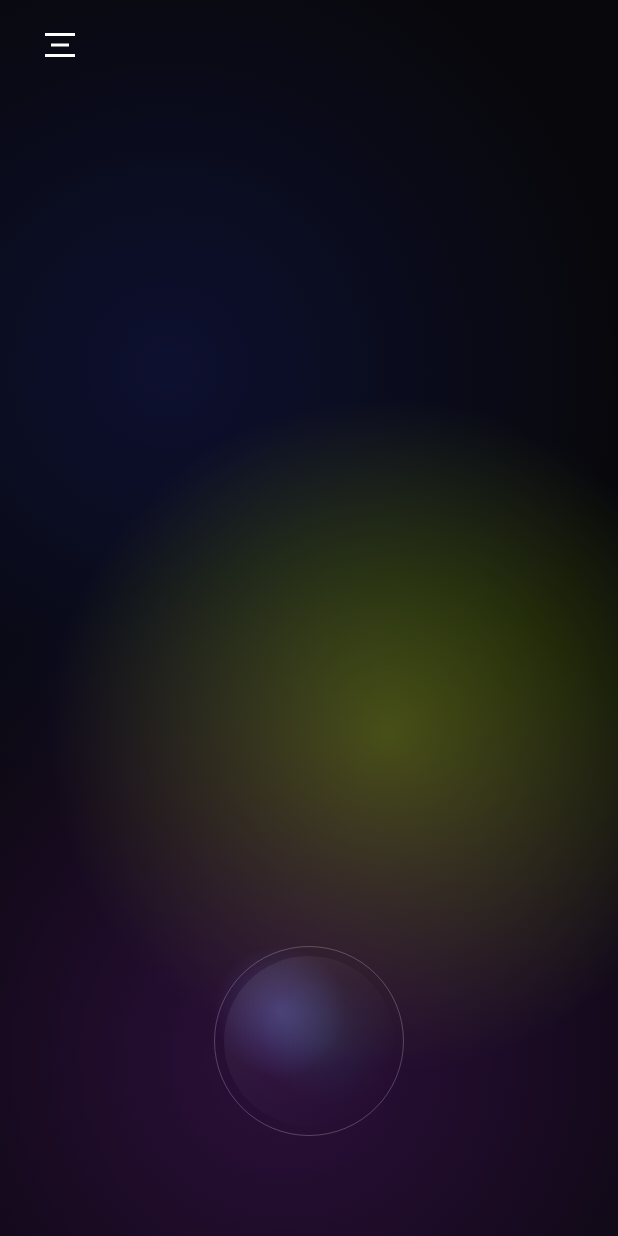
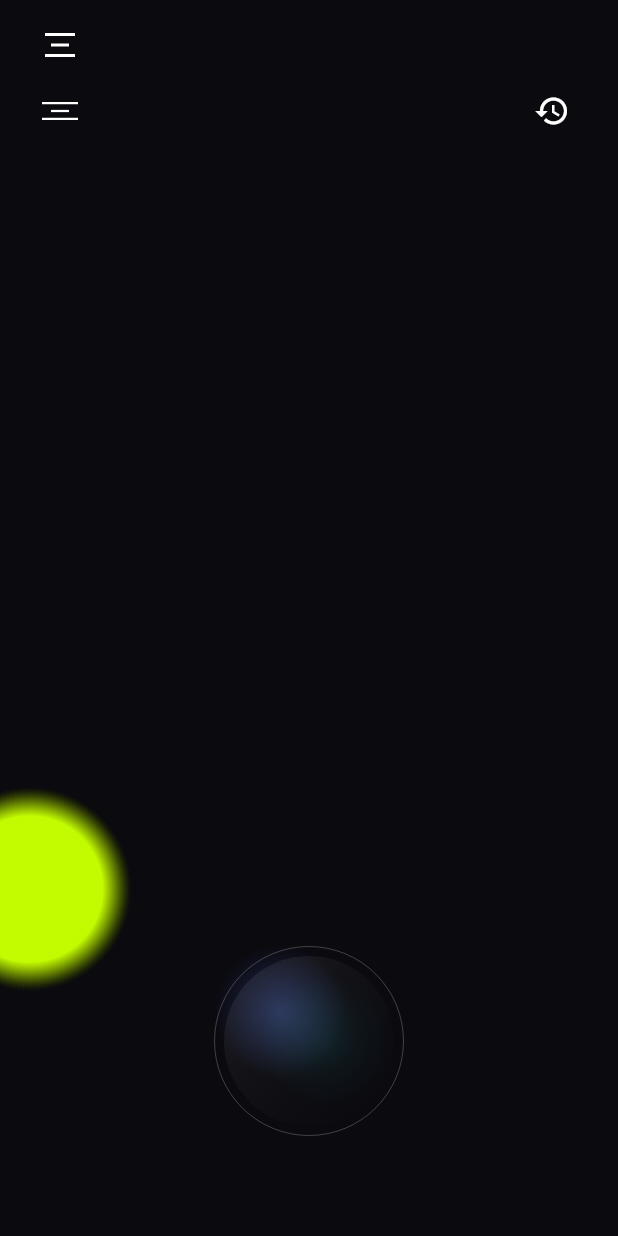
Before and after one commit to ggbbrr17/app, a Flutter app: the screen it shows after launch, on a phone screen of 412 x 824 dp. Run offline on Flutter 3.47's test engine with Material 3 defaults, Android fonts, the phone set to English and light mode, and no system bars; our stand-ins replace audioplayers, file_picker, flutter_local_notifications; missing offline and left inert: record.

Commit message:
UI: Atmosphere and Menu Animation

```diff
--- a/lib/main.dart
+++ b/lib/main.dart
@@ -173,56 +173,153 @@ class GlassOrbPainter extends CustomPainter {
   bool shouldRepaint(covariant GlassOrbPainter oldDelegate) => true;
 }
 
-class MeshGradientBackground extends StatelessWidget {
+class ParticlePainter extends CustomPainter {
+  final double animationValue;
+  final bool isSmokeState;
+  final List<Particle> particles;
+
+  ParticlePainter({
+    required this.animationValue,
+    required this.isSmokeState,
+    required this.particles,
+  });
+
+  @override
+  void paint(Canvas canvas, Size size) {
+    for (var particle in particles) {
+      particle.update(animationValue, size);
+
+      final color = isSmokeState
+          ? Colors.white.withValues(alpha: 0.15)
+          : particle.color.withValues(alpha: 0.4);
+
+      final paint = Paint()
+        ..shader = RadialGradient(
+          colors: [color, Colors.transparent],
+          stops: const [0.7, 1.0], // Nitidez: Núcleo más sólido
+        ).createShader(Rect.fromCircle(center: particle.position, radius: particle.radius));
+
+      if (isSmokeState) {
+        // Estilo Humo: Formas alargadas y etéreas
+        final path = Path();
+        path.addOval(Rect.fromCenter(
+          center: particle.position,
+          width: particle.radius * 2.5,
+          height: particle.radius * 0.8
+        ));
+        canvas.drawPath(path, paint);
+      } else {
+        // Estilo Partícula: Círculos nítidos
+        canvas.drawCircle(particle.position, particle.radius, paint);
+      }
+    }
+  }
+
+  @override
+  bool shouldRepaint(ParticlePainter oldDelegate) => true;
+}
+
+class Particle {
+  Offset position;
+  double radius;
+  Color color;
+  double speed;
+  double theta;
+
+  Particle({required this.position, required this.radius, required this.color, required this.speed, required this.theta});
+
+  void update(double t, Size size) {
+    position += Offset(math.cos(theta), math.sin(theta)) * speed;
+    if (position.dx < 0 || position.dx > size.width) theta = math.pi - theta;
+    if (position.dy < 0 || position.dy > size.height) theta = -theta;
+  }
+}
+
+class AnimatedHamburger extends StatelessWidget {
+  final bool isOpen;
+  final VoidCallback onTap;
+
+  const AnimatedHamburger({super.key, required this.isOpen, required this.onTap});
+
+  @override
+  Widget build(BuildContext context) {
+    return GestureDetector(
+      onTap: onTap,
+      child: SizedBox(
+        width: 40,
+        height: 40,
+        child: Stack(
+          alignment: Alignment.center,
+          children: [
+            AnimatedPositioned(
+              duration: const Duration(milliseconds: 300),
+              top: isOpen ? 20 : 14,
+              child: AnimatedRotation(
+                duration: const Duration(milliseconds: 300),
+                turns: isOpen ? 0.125 : 0,
+                child: Container(width: 24, height: 1.5, color: Colors.white),
+              ),
+            ),
+            AnimatedContainer(
+              duration: const Duration(milliseconds: 300),
+              width: isOpen ? 0 : 12, // Línea central más corta
+              height: 1.5,
+              color: Colors.white,
+            ),
+            AnimatedPositioned(
+              duration: const Duration(milliseconds: 300),
+              bottom: isOpen ? 18.5 : 14,
+              child: AnimatedRotation(
+                duration: const Duration(milliseconds: 300),
+                turns: isOpen ? -0.125 : 0,
+                child: Container(width: 24, height: 1.5, color: Colors.white),
+              ),
+            ),
+          ],
+        ),
+      ),
+    );
+  }
+}
+
+class MeshGradientBackground extends StatefulWidget {
   final Animation<double> animation;
-  const MeshGradientBackground({super.key, required this.animation});
+  final bool isSmokeState;
+  const MeshGradientBackground({super.key, required this.animation, required this.isSmokeState});
+
+  @override
+  State<MeshGradientBackground> createState() => _MeshGradientBackgroundState();
+}
+
+class _MeshGradientBackgroundState extends State<MeshGradientBackground> {
+  final List<Particle> _particles = List.generate(8, (index) {
+    final random = math.Random();
+    return Particle(
+      position: Offset(random.nextDouble() * 400, random.nextDouble() * 800),
+      radius: 40 + random.nextDouble() * 60,
+      color: [const Color(0xFF1A237E), const Color(0xFFC6FF00), const Color(0xFF7B1FA2)][random.nextInt(3)],
+      speed: 0.2 + random.nextDouble() * 0.5,
+      theta: random.nextDouble() * 2 * math.pi,
+    );
+  });
 
   @override
   Widget build(BuildContext context) {
     return AnimatedBuilder(
-      animation: animation,
+      animation: widget.animation,
       builder: (context, child) {
-        return Stack(
-          children: [
-            // Base Gradient
-            Container(color: const Color(0xFF0A0A0F)),
-
-            // Animated Blobs (Vívidos)
-            _buildBlob(context, const Color(0xFF1A237E), 0.2, 0.3, 2.0),
-            _buildBlob(context, const Color(0xFFC6FF00), 0.7, 0.6, 1.5),
-            _buildBlob(context, const Color(0xFF7B1FA2), 0.4, 0.8, 2.2),
-
-            // Sin difuminación, solo una capa de tinte sutil
-            Positioned.fill(
-              child: Container(color: Colors.black.withValues(alpha: 0.2)),
+        return Container(
+          color: widget.isSmokeState ? const Color(0xFF1A1A1C) : const Color(0xFF0A0A0F),
+          child: CustomPaint(
+            painter: ParticlePainter(
+              animationValue: widget.animation.value,
+              isSmokeState: widget.isSmokeState,
+              particles: _particles,
             ),
-          ],
+            size: Size.infinite,
+          ),
         );
       },
-    );
-  }
-
-  Widget _buildBlob(BuildContext context, Color color, double x, double y, double sizeMult) {
-    final size = MediaQuery.of(context).size;
-    final t = animation.value * 2 * math.pi;
-
-    // Movement logic
-    final dx = math.sin(t + x * 10) * 50;
-    final dy = math.cos(t + y * 10) * 50;
-
-    return Positioned(
-      left: (x * size.width) + dx - (150 * sizeMult),
-      top: (y * size.height) + dy - (150 * sizeMult),
-      child: Container(
-        width: 300 * sizeMult,
-        height: 300 * sizeMult,
-        decoration: BoxDecoration(
-          shape: BoxShape.circle,
-          gradient: RadialGradient(
-            colors: [color.withValues(alpha: 0.4), color.withValues(alpha: 0.0)],
-          ),
-        ),
-      ),
     );
   }
 }
@@ -261,6 +358,10 @@ class _ChatScreenState extends State<ChatScreen> with TickerProviderStateMixin,
   bool _isOrbPressed = false;
   bool _showTextField = false; // New: Toggle text field
 
+  // Ciclo Atmosférico (Humo)
+  bool _isSmokeState = false;
+  Timer? _smokeTimer;
+
   // History state - Grouped by "Chat Sessions"
   bool _showHistory = false;
   final List<List<Map<String, dynamic>>> _chatSessions = [];
@@ -297,6 +398,7 @@ class _ChatScreenState extends State<ChatScreen> with TickerProviderStateMixin,
       end: Offset.zero,
     ).animate(CurvedAnimation(parent: _menuAnimationController, curve: Curves.easeOut));
 
+    _startSmokeCycle();
     _startNotificationPolling();
   }
 
@@ -368,17 +470,34 @@ class _ChatScreenState extends State<ChatScreen> with TickerProviderStateMixin,
     await flutterLocalNotificationsPlugin.show(0, title, body, platformDetails);
   }
 
+  void _startSmokeCycle() {
+    _smokeTimer = Timer.periodic(const Duration(seconds: 30), (timer) {
+      if (mounted) {
+        setState(() {
+          _isSmokeState = true;
+        });
+        // El estado humo dura 8 segundos
+        Future.delayed(const Duration(seconds: 8), () {
+          if (mounted) {
+            setState(() {
+              _isSmokeState = false;
+            });
+          }
+        });
+      }
+    });
+  }
+
   @override
   void dispose() {
-    WidgetsBinding.instance.removeObserver(this);
+    _smokeTimer?.cancel();
+    _notificationPollingTimer?.cancel();
     _pulseController.dispose();
     _waveController.dispose();
     _menuAnimationController.dispose();
-    _notificationPollingTimer?.cancel();
-    _timer?.cancel();
+    _audioPlayer.dispose();
     _audioRecorder.dispose();
-    _audioPlayer.dispose();
-    _controller.dispose();
+    WidgetsBinding.instance.removeObserver(this);
     super.dispose();
   }
 
@@ -595,11 +714,49 @@ class _ChatScreenState extends State<ChatScreen> with TickerProviderStateMixin,
         onTap: _unfocus,
         child: Stack(
           children: [
-            MeshGradientBackground(animation: _waveController),
+            // Background con Ciclo Atmosférico
+            MeshGradientBackground(animation: _waveController, isSmokeState: _isSmokeState),
+
+            // Header
+            Positioned(
+              top: 50,
+              left: 20,
+              right: 20,
+              child: Row(
+                mainAxisAlignment: MainAxisAlignment.spaceBetween,
+                children: [
+                  AnimatedHamburger(
+                    isOpen: _isMenuOpen,
+                    onTap: () {
+                      setState(() {
+                        _isMenuOpen = !_isMenuOpen;
+                        if (_isMenuOpen) {
+                          _menuAnimationController.forward();
+                        } else {
+                          _menuAnimationController.reverse();
+                        }
+                      });
+                    },
+                  ),
+                  if (!_isMenuOpen)
+                    IconButton(
+                      icon: Icon(
+                        _showHistory ? Icons.chat_bubble_outline : Icons.history,
+                        color: Colors.white,
+                      ),
+                      onPressed: () {
+                        setState(() {
+                          _showHistory = !_showHistory;
+                        });
+                      },
+                    ),
+                ],
+              ),
+            ),
             Positioned.fill(
               child: Column(
                 children: [
-                  const SizedBox(height: 40),
+                  const SizedBox(height: 100),
                   Expanded(
                     child: ListView.builder(
                       controller: _scrollController,
```
